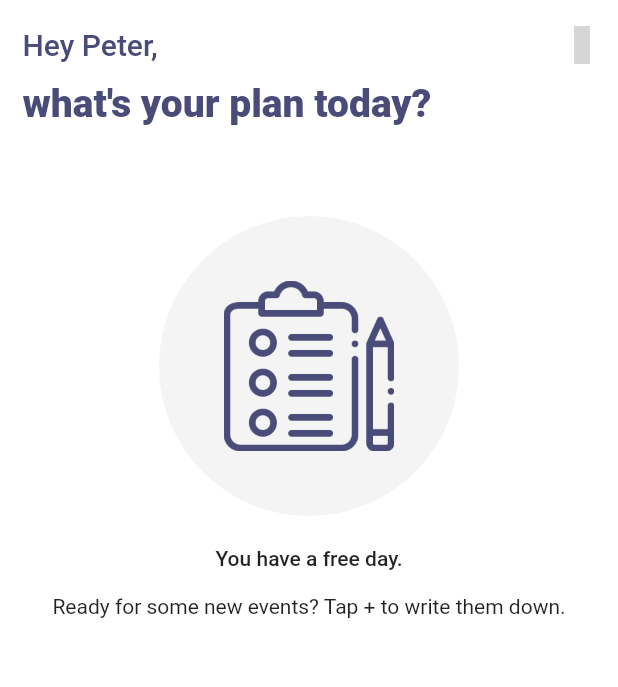
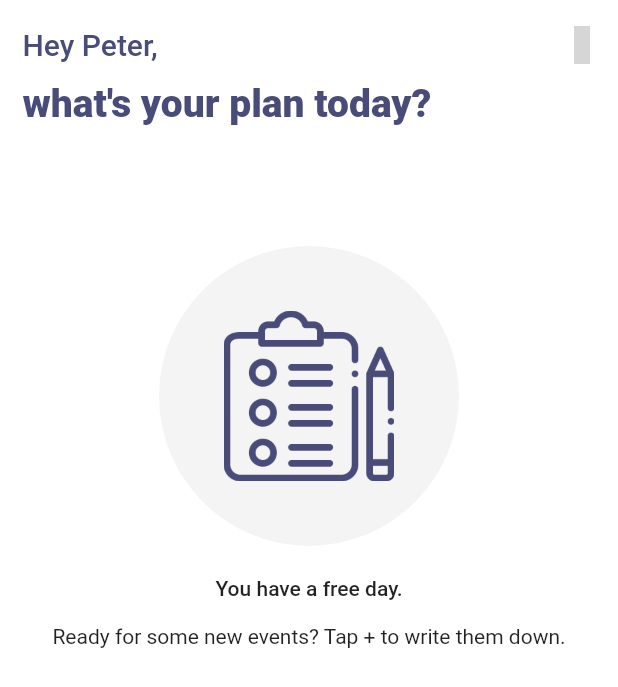
Before and after one commit to abishaan/Reminder, a Flutter app: the EventScreen screen opened directly, on a phone screen of 412 x 824 dp. Shown: the top 687 px of the screen. Run offline on Flutter 3.47's test engine with Material 2 defaults, Android fonts, the phone set to English and light mode, and no system bars; our stand-ins replace cloud_firestore, flutter_colorpicker, flutter_spinkit, material_design_icons_flutter, table_calendar; missing offline and left inert: flutter_iconpicker; accounts and stored records are empty; grey boxes are pictures that could not be loaded.

Commit message:
final app contents v2

```diff
--- a/lib/screens/calendar_screen/calendar_screen.dart
+++ b/lib/screens/calendar_screen/calendar_screen.dart
@@ -173,9 +173,7 @@ class _CalendarScreenState extends State<CalendarScreen> {
                 color: ThemeColor.primaryAccent.withAlpha(10),
                 child: Text(
                   DateFormat.yMMMd().format(_calenderDay).toString(),
-                  style: TextStyle(
-                    color: ThemeColor.subTitle,
-                  ),
+                  style: TextStyle(color: Colors.grey[600]),
                 ),
               ),
               _selectedEvents.length == 0
--- a/lib/screens/category_screen/category_screen.dart
+++ b/lib/screens/category_screen/category_screen.dart
@@ -1,3 +1,4 @@
+import 'package:flutter/cupertino.dart';
 import 'package:flutter/material.dart';
 import 'package:provider/provider.dart';
 import 'package:reminder/models/category.dart';
@@ -42,6 +43,9 @@ class _CategoryScreenState extends State<CategoryScreen> {
                 })
             : ListView(
                 children: <Widget>[
+                  SizedBox(
+                    height: 20,
+                  ),
                   EmptyImageWidget(
                       title: 'You have no categories for your events.',
                       subtitle:
--- a/lib/screens/event_screen/event_screen.dart
+++ b/lib/screens/event_screen/event_screen.dart
@@ -7,6 +7,21 @@ import 'package:reminder/services/event_service.dart';
 import 'package:reminder/shared/empty_image_widget.dart';
 
 class EventScreen extends StatelessWidget {
+  Widget _emptyWidget() {
+    return ListView(
+      children: <Widget>[
+        ProfileLabel(),
+        SizedBox(
+          height: 20,
+        ),
+        EmptyImageWidget(
+            title: 'You have a free day.',
+            subtitle: 'Ready for some new events? Tap + to write them down.',
+            imagePath: 'assets/images/plan.png'),
+      ],
+    );
+  }
+
   @override
   Widget build(BuildContext context) {
     return SafeArea(
@@ -15,7 +30,7 @@ class EventScreen extends StatelessWidget {
         body: StreamBuilder<QuerySnapshot>(
             stream: EventService().getCurrentEventSnapshots(),
             builder: (context, snapshot) {
-              if (!snapshot.hasData) return LinearProgressIndicator();
+              if (!snapshot.hasData) return _emptyWidget();
               return snapshot.data.documents.length > 0
                   ? ListView(
                       children: <Widget>[
@@ -37,16 +52,7 @@ class EventScreen extends StatelessWidget {
                         ),
                       ],
                     )
-                  : ListView(
-                      children: <Widget>[
-                        ProfileLabel(),
-                        EmptyImageWidget(
-                            title: 'You have a free day.',
-                            subtitle:
-                                'Ready for some new events? Tap + to write them down.',
-                            imagePath: 'assets/images/plan.png'),
-                      ],
-                    );
+                  : _emptyWidget();
             }),
       ),
     );
```
